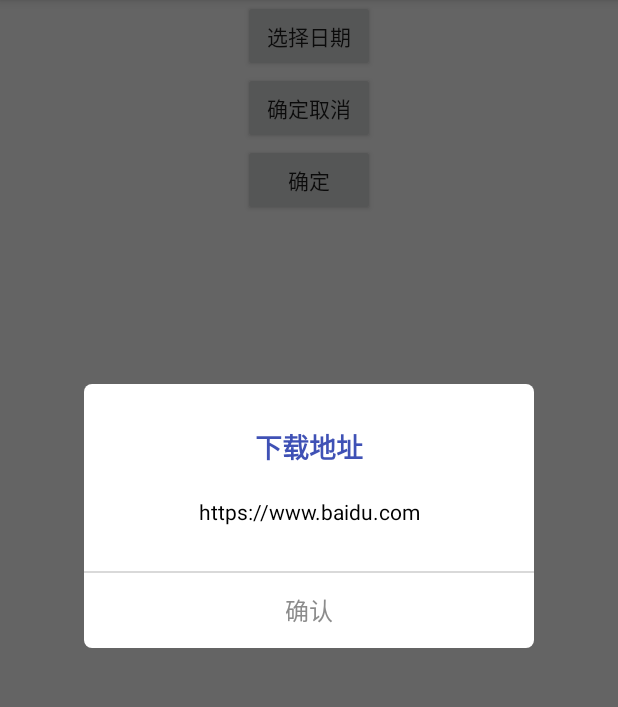
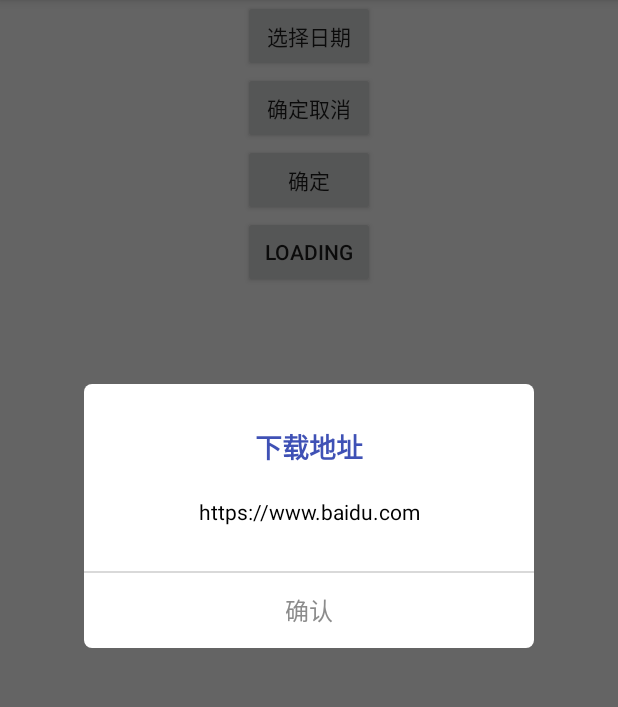
Before and after one commit to TongGuHermint/DqlTools, an Android app: the screen it shows after launch (MainActivity), after a tap on "确定", on a phone screen of 412 x 824 dp, the part 84-791 px from its top. Run offline under Robolectric (Android 15) with nearby library versions, the phone set to English and light mode, and no system bars.

Commit message:
添加等待弹框

```diff
--- a/app/build.gradle
+++ b/app/build.gradle
@@ -22,6 +22,7 @@ dependencies {
     implementation fileTree(dir: 'libs', include: ['*.jar'])
     implementation 'com.android.support:appcompat-v7:26.1.0'
     implementation 'com.android.support.constraint:constraint-layout:1.0.2'
+    compile 'com.github.ybq:Android-SpinKit:1.1.0'
     testImplementation 'junit:junit:4.12'
     androidTestImplementation 'com.android.support.test:runner:1.0.1'
     androidTestImplementation 'com.android.support.test.espresso:espresso-core:3.0.1'
--- a/app/src/main/java/com/example/dql/dqldialogtools/MainActivity.java
+++ b/app/src/main/java/com/example/dql/dqldialogtools/MainActivity.java
@@ -5,6 +5,7 @@ import android.os.Bundle;
 import android.view.View;
 import android.widget.Button;
 
+import com.example.dql.dqldialogtools.DqlTools.DqlDialogLoading;
 import com.example.dql.dqldialogtools.DqlTools.DqlDialogSure;
 import com.example.dql.dqldialogtools.DqlTools.DqlDialogSureCancel;
 import com.example.dql.dqldialogtools.DqlTools.DqlDialogWheelYearMonthDay;
@@ -14,6 +15,7 @@ public class MainActivity extends AppCompatActivity {
 	private Button button;
 	private Button button1;
 	private Button button2;
+	private Button button3;
 	@Override
 	protected void onCreate(Bundle savedInstanceState) {
 		super.onCreate(savedInstanceState);
@@ -43,6 +45,18 @@ public class MainActivity extends AppCompatActivity {
 				initSureDialog();
 			}
 		});
+		button3 = (Button)findViewById(R.id.btn3);
+		button3.setOnClickListener(new View.OnClickListener() {
+			@Override
+			public void onClick(View view) {
+				initLoadingDialog();
+			}
+		});
+	}
+
+	private void initLoadingDialog() {
+		DqlDialogLoading dqlDialogLoading = new DqlDialogLoading(MainActivity.this);
+		dqlDialogLoading.show();
 	}
 
 	private void initSureDialog() {
--- a/app/src/main/res/layout/activity_main.xml
+++ b/app/src/main/res/layout/activity_main.xml
@@ -29,6 +29,12 @@
         android:layout_width="wrap_content"
         android:layout_height="wrap_content"
         android:text="确定"/>
+    <Button
+        android:layout_gravity="center"
+        android:id="@+id/btn3"
+        android:layout_width="wrap_content"
+        android:layout_height="wrap_content"
+        android:text="loading"/>
 </LinearLayout>
 
 
--- a/build.gradle
+++ b/build.gradle
@@ -19,6 +19,7 @@ allprojects {
     repositories {
         google()
         jcenter()
+        maven { url "https://jitpack.io" }
     }
 }
 
--- a/dqltools/build.gradle
+++ b/dqltools/build.gradle
@@ -26,7 +26,7 @@ android {
 
 dependencies {
     implementation fileTree(dir: 'libs', include: ['*.jar'])
-
+    compile 'com.github.ybq:Android-SpinKit:1.1.0'
     implementation 'com.android.support:appcompat-v7:26.1.0'
     testImplementation 'junit:junit:4.12'
     androidTestImplementation 'com.android.support.test:runner:1.0.1'
```
